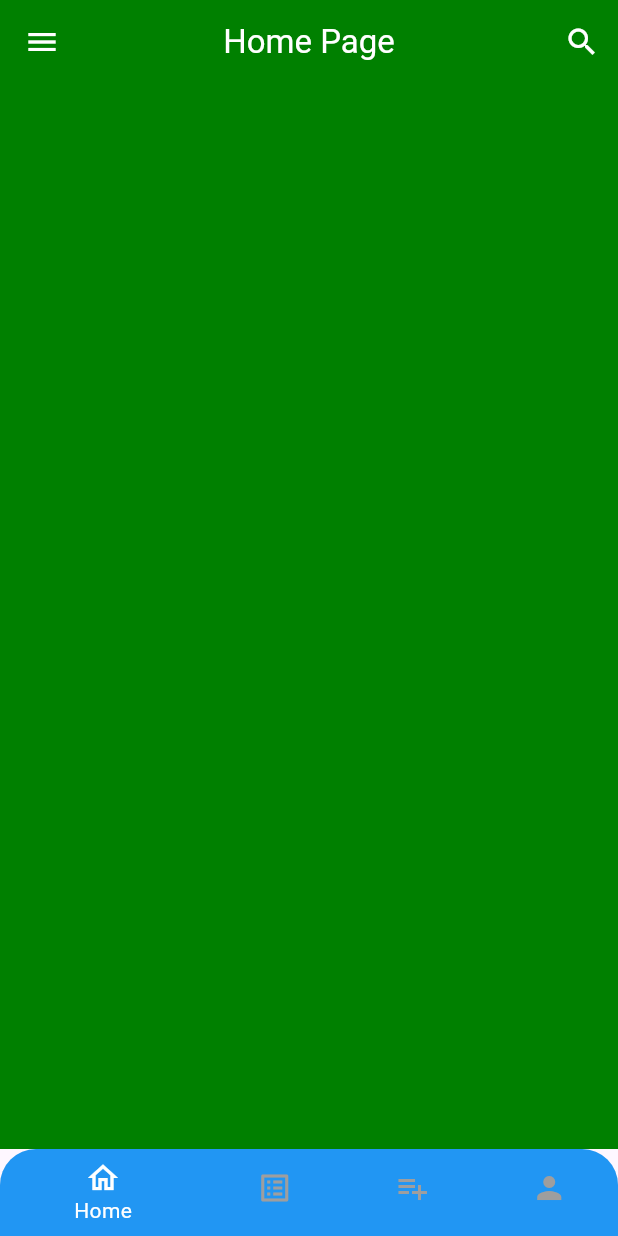
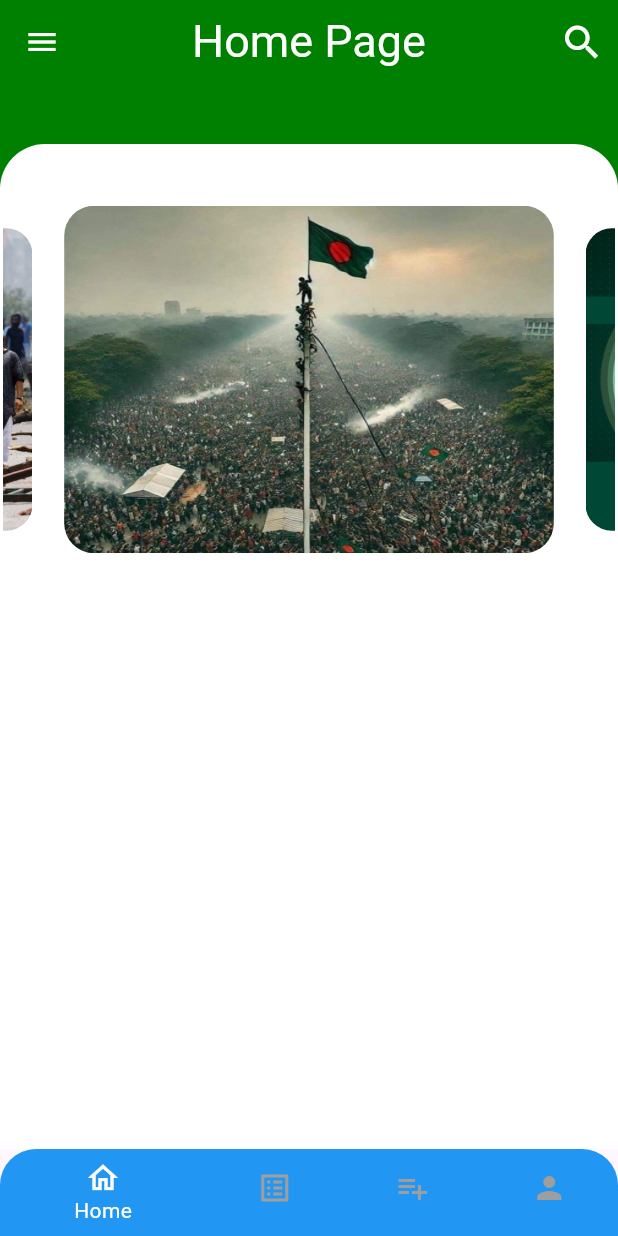
Before and after one commit to Ankan121/Bangladesh-2.0-App, a Flutter app: the screen it shows after launch, on a phone screen of 412 x 824 dp. Run offline on Flutter 3.47's test engine with Material 2 defaults, Android fonts, the light colour scheme and no system bars; drawn by our look-alikes of carousel_slider; our stand-ins replace flutter_screenutil, get.

Commit message:
navigationbar and home screen

```diff
--- a/lib/constants/colors.dart
+++ b/lib/constants/colors.dart
@@ -2,4 +2,5 @@ import 'dart:ui';
 
 class AppColor{
   static Color? appbar = const Color(0xff008000);
+  static Color? bodycolor = const Color(0xffFFFFFF);
 }
--- a/lib/controller/home_controller.dart
+++ b/lib/controller/home_controller.dart
@@ -2,4 +2,13 @@ import 'package:get/get.dart';
 
 class Home_Controller extends GetxController{
 
+  //Carasoul Slider
+  List<String> imageslider = [
+    'assets/splash/rounded 1.jpeg',
+    'assets/splash/rounded 3.jpeg',
+    'assets/splash/rounded 4.jpeg',
+
+  ];
+
+
 }
--- /dev/null
+++ b/lib/global_widgets/carousel_slider.dart
@@ -0,0 +1,38 @@
+import 'package:carousel_slider/carousel_slider.dart';
+import 'package:flutter/material.dart';
+import 'package:get/get.dart';
+import '../controller/home_controller.dart';
+
+class Carousel_Slider extends StatefulWidget {
+  const Carousel_Slider({super.key});
+
+  @override
+  State<Carousel_Slider> createState() => _Carousel_SliderState();
+}
+
+class _Carousel_SliderState extends State<Carousel_Slider> {
+  @override
+  Widget build(BuildContext context) {
+    return GetBuilder<Home_Controller>(builder: (homcon) {
+      return SizedBox(     //imge slider start
+        height: 250,
+        width: double.infinity,
+        child: CarouselSlider(
+            options: CarouselOptions(
+              autoPlay: true,
+              enlargeCenterPage: true,
+            ), items: homcon.imageslider.map((e) => Container(
+            height: 200,
+            decoration: BoxDecoration(
+              borderRadius: BorderRadius.circular(20),
+              image: DecorationImage(
+                  fit: BoxFit.fill,
+                  image: AssetImage(e)),
+            )
+        ),
+        ).toList()),
+      );
+
+    },);
+  }
+}
--- a/lib/views/home_screen/home_screen.dart
+++ b/lib/views/home_screen/home_screen.dart
@@ -2,7 +2,8 @@ import 'package:bangladesh_2point0/constants/colors.dart';
 import 'package:bangladesh_2point0/global_widgets/drawer_title.dart';
 import 'package:bangladesh_2point0/global_widgets/profile_details.dart';
 import 'package:flutter/material.dart';
-import 'package:flutter_screenutil/flutter_screenutil.dart';
+
+import '../../global_widgets/carousel_slider.dart';
 
 
 class Home_Screen extends StatefulWidget {
@@ -19,11 +20,11 @@ class _Home_ScreenState extends State<Home_Screen> {
       backgroundColor: AppColor.appbar,
       appBar: AppBar(
         backgroundColor: AppColor.appbar,
-        title: Text("Home Page",style: TextStyle(color: Colors.white),),
+        title: Text("Home Page",style: TextStyle(fontSize: 30, color: Colors.white),),
         iconTheme: IconThemeData(color: Colors.white),
         centerTitle: true,
         actions: [
-          IconButton(onPressed: () {  }, icon: Icon(Icons.search,color: Colors.white,),),
+          IconButton(onPressed: () {  }, icon: Icon(Icons.search,color: Colors.white,size: 30,),),
         ],
       ),
       drawer: Drawer(
@@ -57,6 +58,35 @@ class _Home_ScreenState extends State<Home_Screen> {
           ],
         ),
       ),
+      body: SafeArea(
+        child: SingleChildScrollView(
+          child: Column(
+            children: [
+              SizedBox(height: 40,),
+              Container(
+                height: 800,
+                width: 450,
+                decoration: BoxDecoration(
+                  color: AppColor.bodycolor,
+                  borderRadius: BorderRadius.only(
+                    topRight: Radius.circular(30),
+                    topLeft: Radius.circular(30),
+                  )
+                ),
+                child: Column(
+                  children: [
+                    SizedBox(height: 30,),
+                    Padding(
+                      padding: const EdgeInsets.all(2.0),
+                      child: Carousel_Slider(),
+                    ),
+                  ],
+                ),
+              ),
+            ],
+          ),
+        ),
+      ),
     );
   }
 }
--- a/pubspec.yaml
+++ b/pubspec.yaml
@@ -48,6 +48,7 @@ dev_dependencies:
   # package. See that file for information about deactivating specific lint
   # rules and activating additional ones.
   flutter_lints: ^2.0.0
+  carousel_slider: ^5.0.0
 
 # For information on the generic Dart part of this file, see the
 # following page: https://dart.dev/tools/pub/pubspec
@@ -65,6 +66,7 @@ flutter:
     - assets/
     - assets/splash/
     - assets/account_pic/
+    -
 
   # An image asset can refer to one or more resolution-specific "variants", see
   # https://flutter.dev/assets-and-images/#resolution-aware
```
Also changed, not shown: pubspec.lock.
